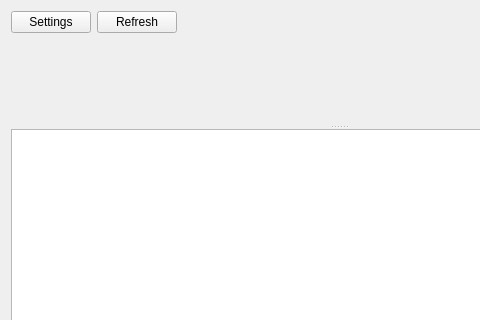
This is src/postListPage.ui in flopp/DesktopJodel as Qt 5 draws it before an edit; both pictures show x 0 to 480 and y 0 to 320 of the 677 by 722 pixel window. The edited form follows.
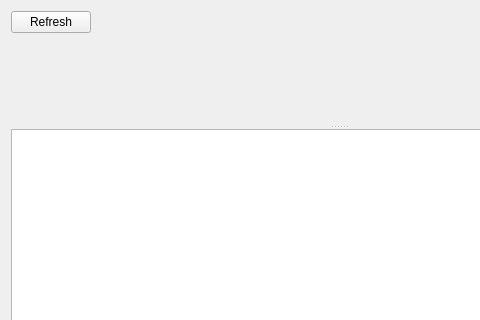
This is the edited form. Custom widgets are drawn as their Qt base class.

What changed in the file:
```diff
--- a/src/postListPage.ui
+++ b/src/postListPage.ui
@@ -16,13 +16,6 @@
   <layout class="QVBoxLayout" name="verticalLayout">
    <item>
     <layout class="QHBoxLayout" name="horizontalLayout">
-     <item>
-      <widget class="QPushButton" name="settingsButton">
-       <property name="text">
-        <string>Settings</string>
-       </property>
-      </widget>
-     </item>
      <item>
       <widget class="QPushButton" name="refreshListButton">
        <property name="text">
```
